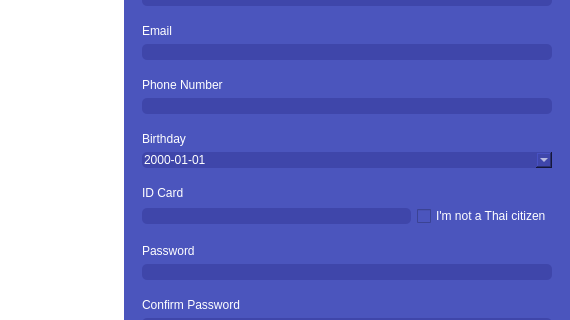
Qt form src/loginUi.ui (Menthhh/The-Market-Nest) before a commit; both pictures show x 322 to 892 and y 203 to 523 of the 892 by 655 pixel window.
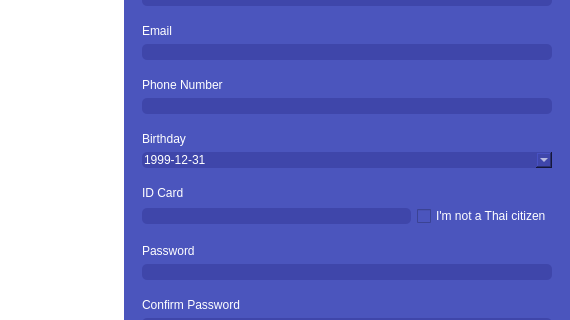
The same form after that commit. The open tabs and pages were chosen to show the change. Icons and pictures are not drawn.

Diff of the .ui file:
```diff
--- a/src/loginUi.ui
+++ b/src/loginUi.ui
@@ -1130,9 +1130,9 @@
                        <hour>0</hour>
                        <minute>0</minute>
                        <second>0</second>
-                       <year>2000</year>
-                       <month>1</month>
-                       <day>1</day>
+                       <year>1999</year>
+                       <month>12</month>
+                       <day>31</day>
                       </datetime>
                      </property>
                      <property name="displayFormat">
```
Left out of the diff: 6 changed lines with no effect on the pictures.
